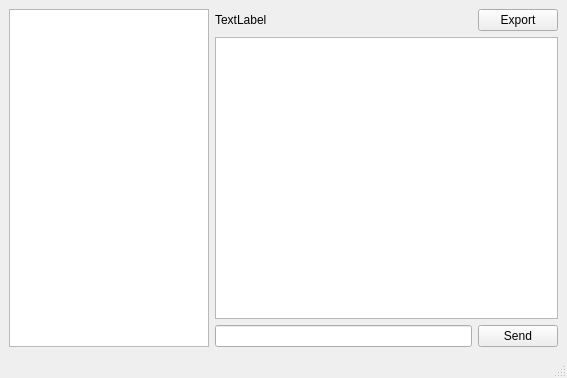
Before: the Qt Designer form tcp-chat-client/mainwindow.ui in Lishang123/qt-tcp-chat, drawn with Qt 5.
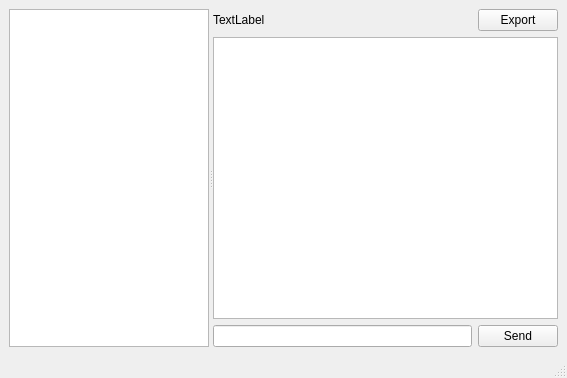
After: the same form once the commit is applied.

Commit message: feature(Client GUI): add splitter between room view and chatbox

What changed in the file:
```diff
--- a/tcp-chat-client/mainwindow.ui
+++ b/tcp-chat-client/mainwindow.ui
@@ -16,6 +16,10 @@
   <widget class="QWidget" name="centralwidget">
    <layout class="QHBoxLayout" name="horizontalLayout_3">
     <item>
+     <widget class="QSplitter" name="splitter">
+      <property name="orientation">
+       <enum>Qt::Orientation::Horizontal</enum>
+      </property>
      <widget class="QTreeView" name="roomView">
       <property name="minimumSize">
        <size>
@@ -30,8 +34,7 @@
        </size>
       </property>
      </widget>
-    </item>
-    <item>
+      <widget class="QWidget" name="">
      <layout class="QVBoxLayout" name="verticalLayout">
       <item>
        <layout class="QHBoxLayout" name="horizontalLayout">
@@ -89,6 +92,8 @@
        </layout>
       </item>
      </layout>
+      </widget>
+     </widget>
     </item>
    </layout>
   </widget>
```
Lines whose indentation alone changed are shown as unchanged.
